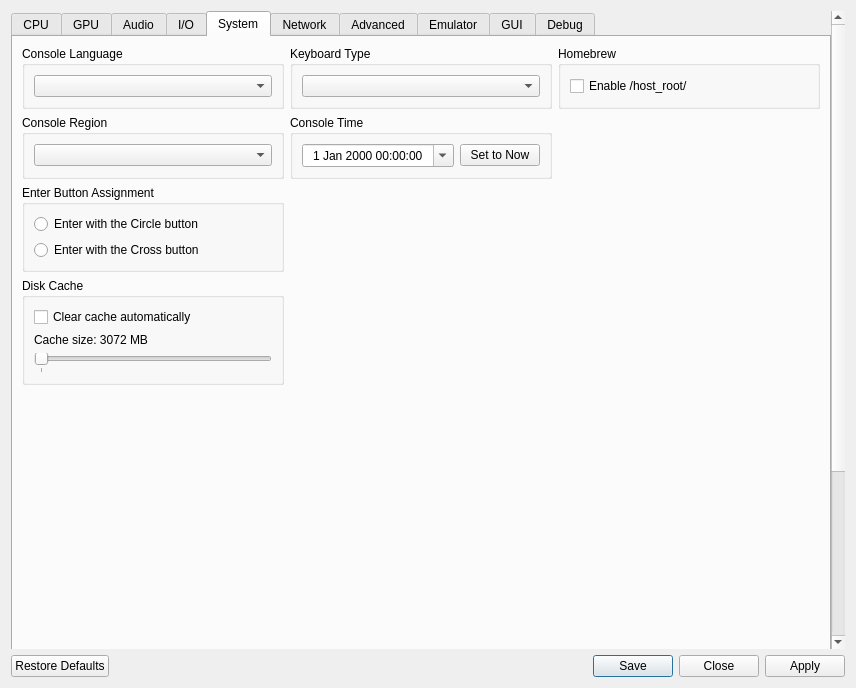
Above: rpcs3/rpcs3qt/settings_dialog.ui from RPCS3/rpcs3 before the change. Below: the same form after it.
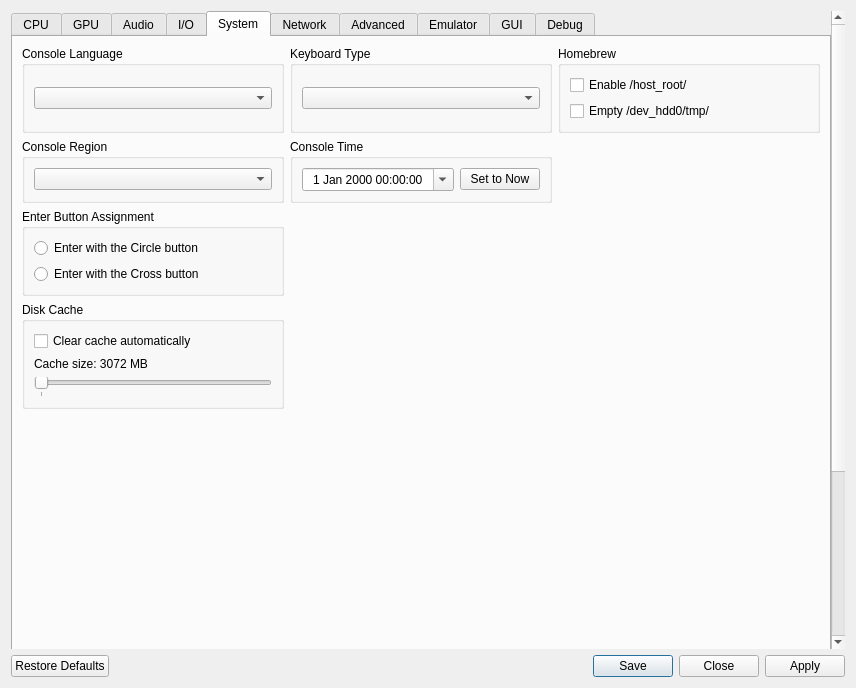
That is the form after the change. The open tabs and pages were chosen to show the change. Icons and pictures are not drawn.

Commit message:
Add Empty Dev_Hdd0/tmp to the UI
This option is need for those using sprx mods and amongst other homebrew reasons such as apollo savedata.

Patch:
```diff
--- a/rpcs3/rpcs3qt/settings_dialog.ui
+++ b/rpcs3/rpcs3qt/settings_dialog.ui
@@ -1940,6 +1940,13 @@
                </property>
               </widget>
              </item>
+             <item>
+              <widget class="QCheckBox" name="emptyHdd0Tmp">
+               <property name="text">
+                <string>Empty /dev_hdd0/tmp/</string>
+               </property>
+              </widget>
+             </item>
             </layout>
            </widget>
           </item>
```
The commit also changes 3 other files.
